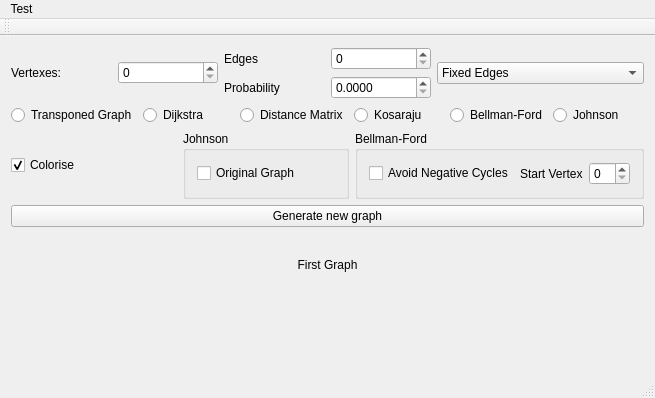
Old version of the form QGraphUtilityTest/QGraphUtilityTest.ui in the repository RzuF/QGraphUtility.
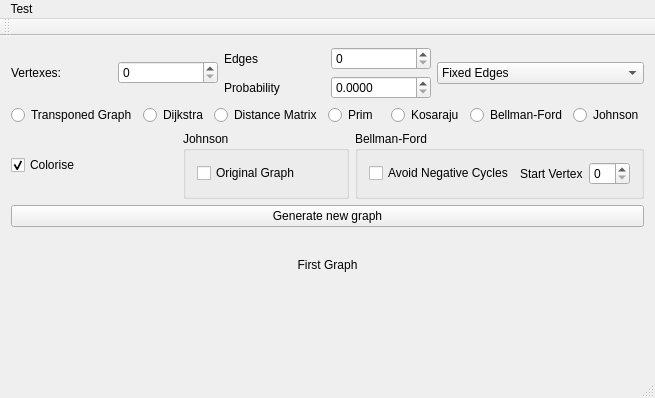
New version of the form.

Commit message: Prim algorithm implemented

The edit to the form file:
```diff
--- a/QGraphUtilityTest/QGraphUtilityTest.ui
+++ b/QGraphUtilityTest/QGraphUtilityTest.ui
@@ -129,6 +129,13 @@
         </property>
        </widget>
       </item>
+      <item>
+       <widget class="QRadioButton" name="primRadio">
+        <property name="text">
+         <string>Prim</string>
+        </property>
+       </widget>
+      </item>
       <item>
        <widget class="QRadioButton" name="kosarajuRadio">
         <property name="text">
```
The commit also changes 4 other files.
